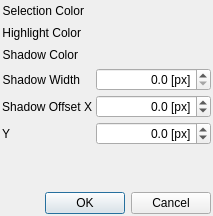
The window that ClassyMain/ggClassySettingsDockWidget.ui (TheGoofy/ggClassyArchitect) describes before a commit, drawn with Qt 5.
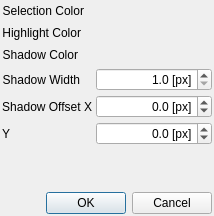
The same window after the commit. Custom widgets are drawn as their Qt base class.

Commit message: implement the settings dialog

```diff
--- a/ClassyMain/ggClassySettingsDockWidget.ui
+++ b/ClassyMain/ggClassySettingsDockWidget.ui
@@ -6,7 +6,7 @@
    <rect>
     <x>0</x>
     <y>0</y>
-    <width>213</width>
+    <width>214</width>
     <height>216</height>
    </rect>
   </property>
@@ -158,8 +158,11 @@
         <property name="decimals">
          <number>1</number>
         </property>
+        <property name="minimum">
+         <double>1.000000000000000</double>
+        </property>
         <property name="maximum">
-         <double>10.000000000000000</double>
+         <double>20.000000000000000</double>
         </property>
        </widget>
       </item>
@@ -194,10 +197,10 @@
          <number>1</number>
         </property>
         <property name="minimum">
-         <double>-10.000000000000000</double>
+         <double>-20.000000000000000</double>
         </property>
         <property name="maximum">
-         <double>10.000000000000000</double>
+         <double>20.000000000000000</double>
         </property>
        </widget>
       </item>
@@ -232,10 +235,10 @@
          <number>1</number>
         </property>
         <property name="minimum">
-         <double>-10.000000000000000</double>
+         <double>-20.000000000000000</double>
         </property>
         <property name="maximum">
-         <double>10.000000000000000</double>
+         <double>20.000000000000000</double>
         </property>
        </widget>
       </item>
```
The commit also changes 5 other files.
